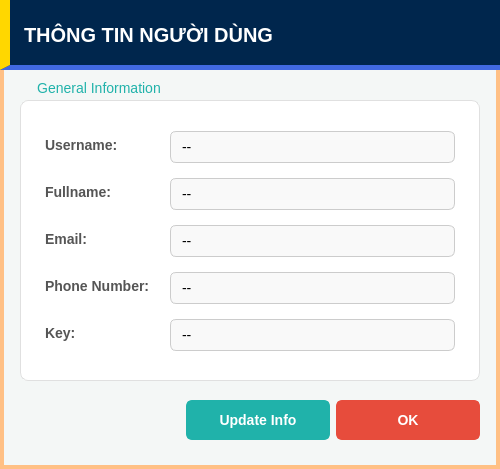
This is src/components/dialogs/user/userdetailsdialog.ui in DamPhuQuy/Scientific-Article-Management as Qt 5 draws it before an edit. The edited form follows.
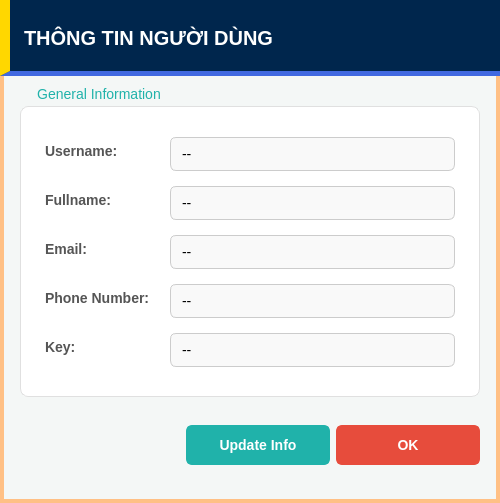
This is the edited form. Icons and pictures are not drawn.

The edit to the form file:
```diff
--- a/src/components/dialogs/user/userdetailsdialog.ui
+++ b/src/components/dialogs/user/userdetailsdialog.ui
@@ -7,7 +7,7 @@
     <x>0</x>
     <y>0</y>
     <width>500</width>
-    <height>469</height>
+    <height>503</height>
    </rect>
   </property>
   <property name="minimumSize">
```
